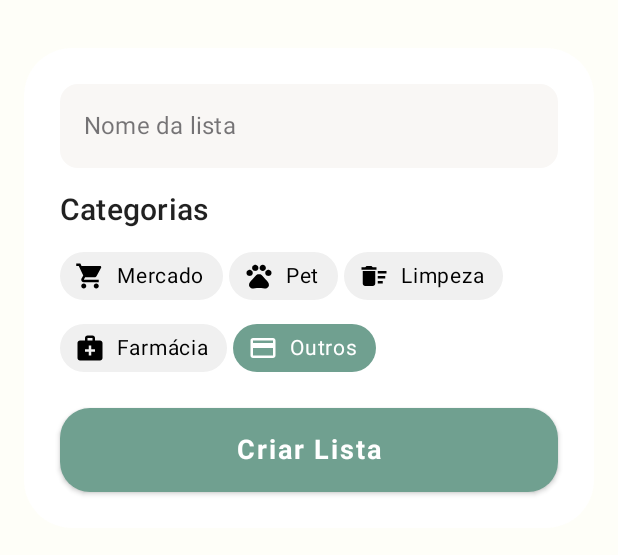
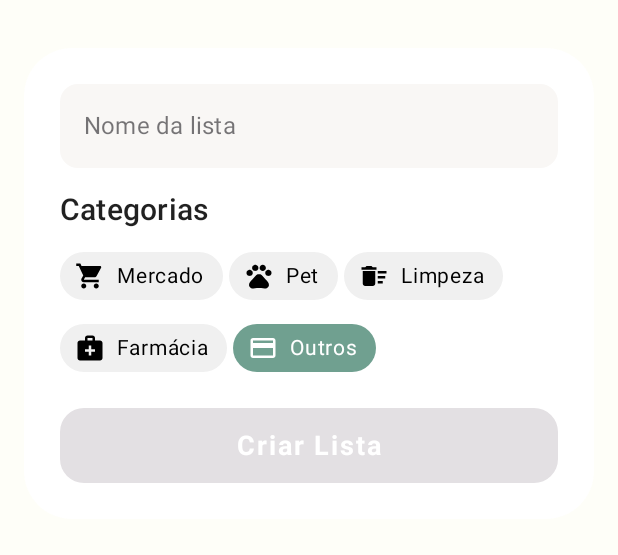
Before and after one commit to silva021/Ta_na_lista, an Android app built with Jetpack Compose: the add_shopping_list_screen screen opened through its navigation route, on a phone screen of 412 x 824 dp, the part 147-702 px from its top. Run offline under Robolectric (Android 15) with nearby library versions, the phone set to English and light mode, and no system bars.

Commit message:
feat: adds name verify for shopping list

```diff
--- a/app/src/main/java/com/silva021/tanalista/ui/screen/shopping/add/list/AddShoppingListContent.kt
+++ b/app/src/main/java/com/silva021/tanalista/ui/screen/shopping/add/list/AddShoppingListContent.kt
@@ -9,8 +9,6 @@ import androidx.compose.foundation.layout.fillMaxWidth
 import androidx.compose.foundation.layout.height
 import androidx.compose.foundation.layout.padding
 import androidx.compose.foundation.shape.RoundedCornerShape
-import androidx.compose.material.Button
-import androidx.compose.material.ButtonDefaults
 import androidx.compose.material.Icon
 import androidx.compose.material.IconButton
 import androidx.compose.material.Scaffold
@@ -39,6 +37,8 @@ import com.silva021.tanalista.R
 import com.silva021.tanalista.domain.model.CategoryType
 import com.silva021.tanalista.domain.model.ShoppingList
 import com.silva021.tanalista.ui.components.CategorySelector
+import com.silva021.tanalista.ui.components.CustomButton
+import com.silva021.tanalista.ui.components.model.ButtonModel
 import com.silva021.tanalista.ui.theme.Palette
 import com.silva021.tanalista.util.ThemedScreen
 
@@ -127,7 +127,11 @@ fun AddShoppingListContent(
 
                 Spacer(modifier = Modifier.height(16.dp))
 
-                Button(
+                CustomButton(
+                    model = ButtonModel(
+                        label = if (isEditing) stringResource(R.string.action_edit_list) else stringResource(
+                            R.string.action_create_list
+                        ),
                         onClick = {
                             if (isEditing) {
                                 onEditClick(
@@ -145,20 +149,9 @@ fun AddShoppingListContent(
                                 )
                             }
                         },
-                    modifier = Modifier
-                        .fillMaxWidth()
-                        .height(56.dp),
-                    shape = RoundedCornerShape(20.dp),
-                    colors = ButtonDefaults.buttonColors(backgroundColor = colorResource(id = R.color.chip_selected))
-                ) {
-                    Text(
-                        if (isEditing) stringResource(R.string.action_edit_list) else stringResource(R.string.action_create_list),
-                        fontWeight = FontWeight.Bold,
-                        fontSize = 18.sp,
-                        color = Color.White
+                        enabled = name.isNotBlank()
+                    ),
                 )
-                }
-
             }
         }
     }
```
Lines whose indentation alone changed are shown as unchanged.
